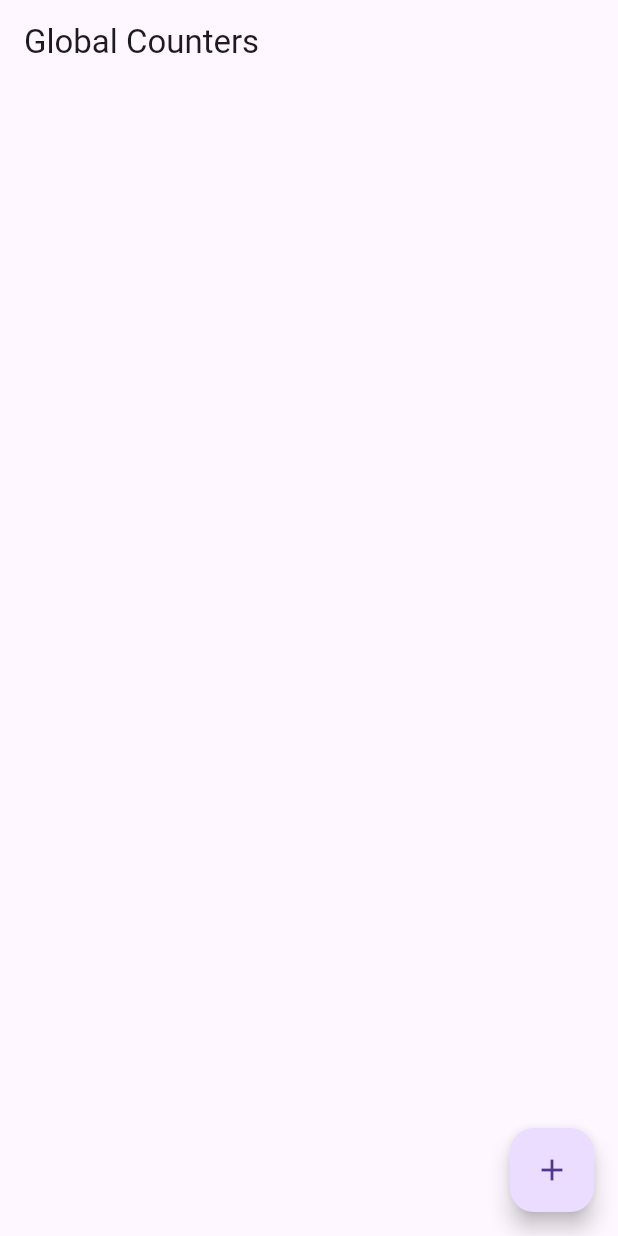
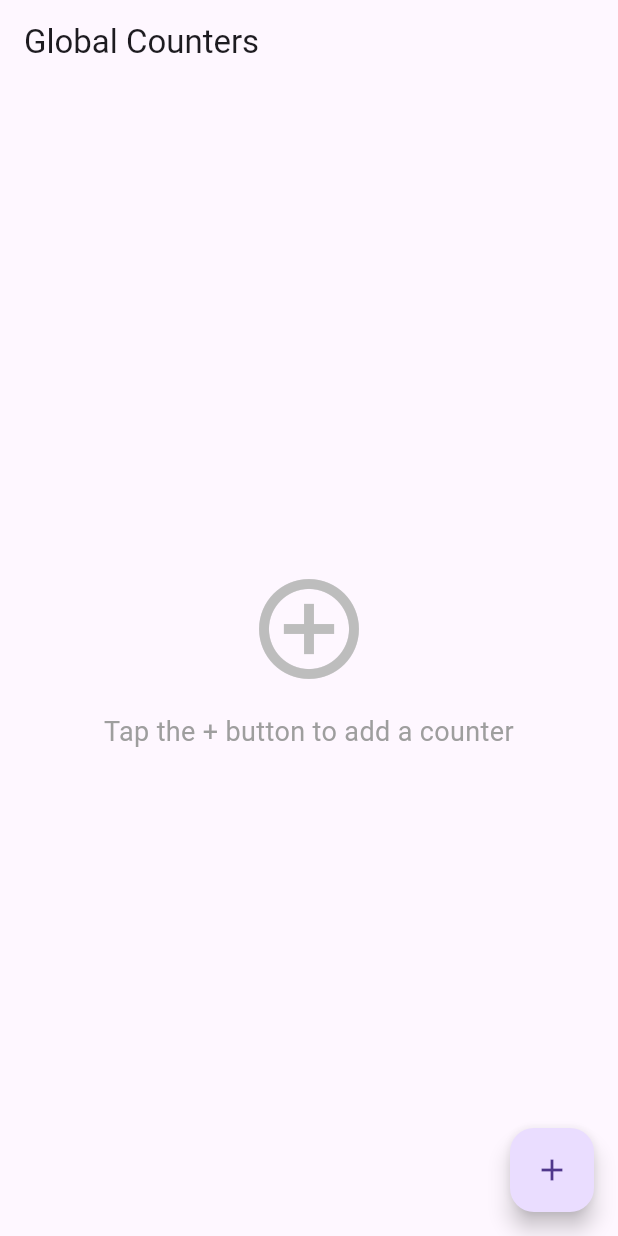
Before and after one commit to mchlstvny/vispro-assignment-flutter_provider, a Flutter app: the screen it shows after launch, on a phone screen of 412 x 824 dp. Run offline on Flutter 3.47's test engine with Material 3 defaults, Android fonts, the phone set to English and light mode, and no system bars.

Commit message:
update instruction

```diff
--- a/global_state_application/lib/main.dart
+++ b/global_state_application/lib/main.dart
@@ -50,7 +50,9 @@ class CounterListPage extends StatelessWidget {
 
     return Scaffold(
       appBar: AppBar(title: const Text("Global Counters")),
-      body: ReorderableListView(
+      body: Stack(
+        children: [
+          ReorderableListView(
             onReorder: global.reorder,
             children: [
               for (final counter in global.counters)
@@ -92,26 +94,28 @@ class CounterListPage extends StatelessWidget {
                                       if (!success) {
                                         showDialog(
                                           context: context,
-                                      builder: (_) => Theme(
-                                        data: Theme.of(context).copyWith(
-                                          dialogBackgroundColor: Colors.yellow[100],
-                                        ),
-                                        child: AlertDialog(
+                                          builder: (_) => AlertDialog(
                                             title: const Text(
                                               'Invalid Input',
-                                            style: TextStyle(color: Colors.red),
+                                              style:
+                                                  TextStyle(color: Colors.red),
                                             ),
                                             content: const Text(
                                               'Label cannot be empty',
-                                            style: TextStyle(color: Colors.black87),
+                                              style: TextStyle(
+                                                  color: Colors.black87),
                                             ),
                                             actions: [
                                               TextButton(
-                                              onPressed: () => Navigator.pop(context),
-                                              child: const Text('OK', style: TextStyle(color: Colors.blue)),
+                                                onPressed: () =>
+                                                    Navigator.pop(context),
+                                                child: const Text(
+                                                  'OK',
+                                                  style: TextStyle(
+                                                      color: Colors.blue),
+                                                ),
                                               ),
                                             ],
-                                        ),
                                           ),
                                         );
                                         return;
@@ -166,7 +170,29 @@ class CounterListPage extends StatelessWidget {
                 ),
             ],
           ),
+
+          // Centered instruction when there are no counters
+          if (global.counters.isEmpty)
+            Center(
+              child: Column(
+                mainAxisSize: MainAxisSize.min,
+                children: [
+                  Icon(Icons.add_circle_outline,
+                      size: 80, color: Colors.grey[400]),
+                  const SizedBox(height: 16),
+                  const Text(
+                    'Tap the + button to add a counter',
+                    style: TextStyle(fontSize: 18, color: Colors.grey),
+                    textAlign: TextAlign.center,
+                  ),
+                ],
+              ),
+            ),
+        ],
+      ),
+      // Floating action button to add new counters
       floatingActionButton: FloatingActionButton(
+        tooltip: 'Tap + to add a counter', // Optional: tooltip
         onPressed: () {
           global.addCounter(
             CounterModel(
```
Lines whose indentation alone changed are shown as unchanged.
